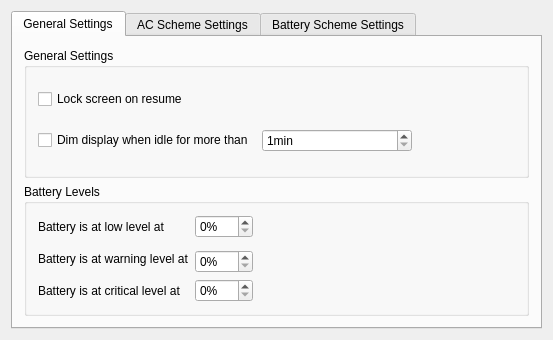
Before: the Qt Designer form kcmodule/dialog.ui in KDE/powerdevil, drawn with Qt 5.
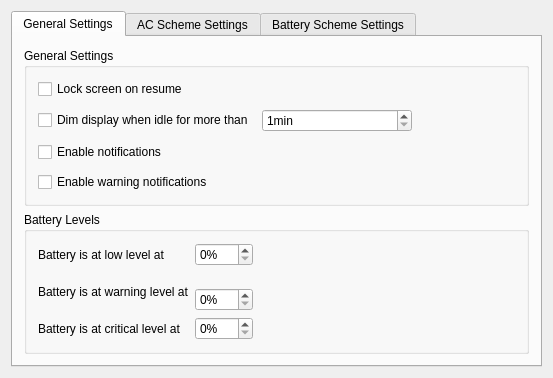
After: the same form once the commit is applied. Custom widgets are drawn as their Qt base class.

Commit message: Adding notifications stuff to KCModule

```diff
--- a/kcmodule/dialog.ui
+++ b/kcmodule/dialog.ui
@@ -6,7 +6,7 @@
     <x>0</x>
     <y>0</y>
     <width>539</width>
-    <height>340</height>
+    <height>378</height>
    </rect>
   </property>
   <property name="mouseTracking" >
@@ -96,6 +96,20 @@
             </property>
            </spacer>
           </item>
+          <item row="2" column="0" >
+           <widget class="QCheckBox" name="notificationsBox" >
+            <property name="text" >
+             <string>Enable notifications</string>
+            </property>
+           </widget>
+          </item>
+          <item row="3" column="0" >
+           <widget class="QCheckBox" name="warningNotificationsBox" >
+            <property name="text" >
+             <string>Enable warning notifications</string>
+            </property>
+           </widget>
+          </item>
          </layout>
         </widget>
        </item>
```
The commit also changes 1 other file.
